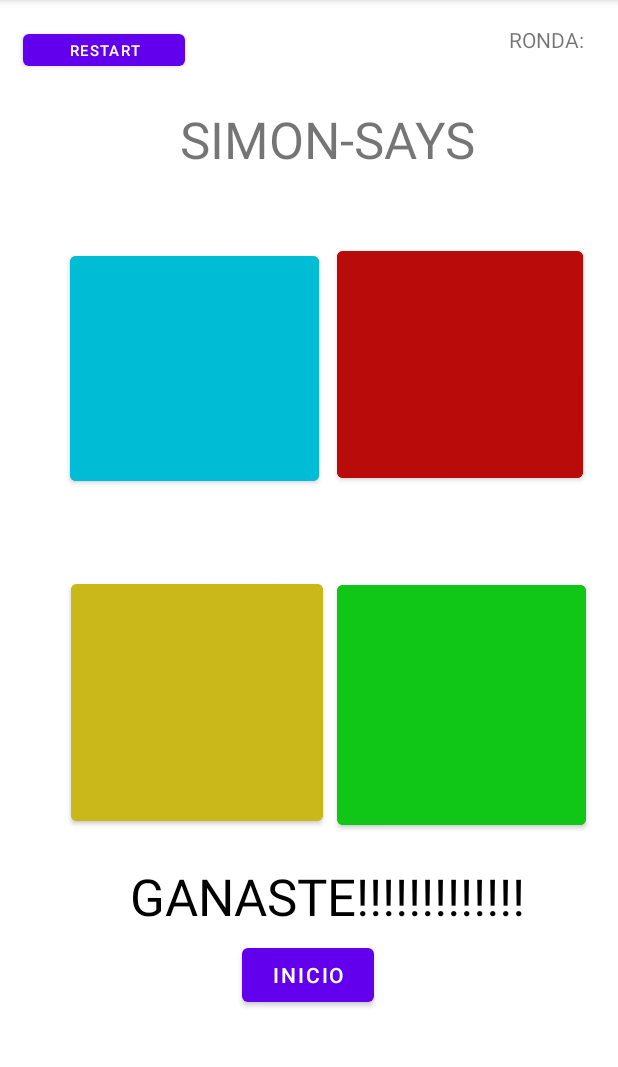
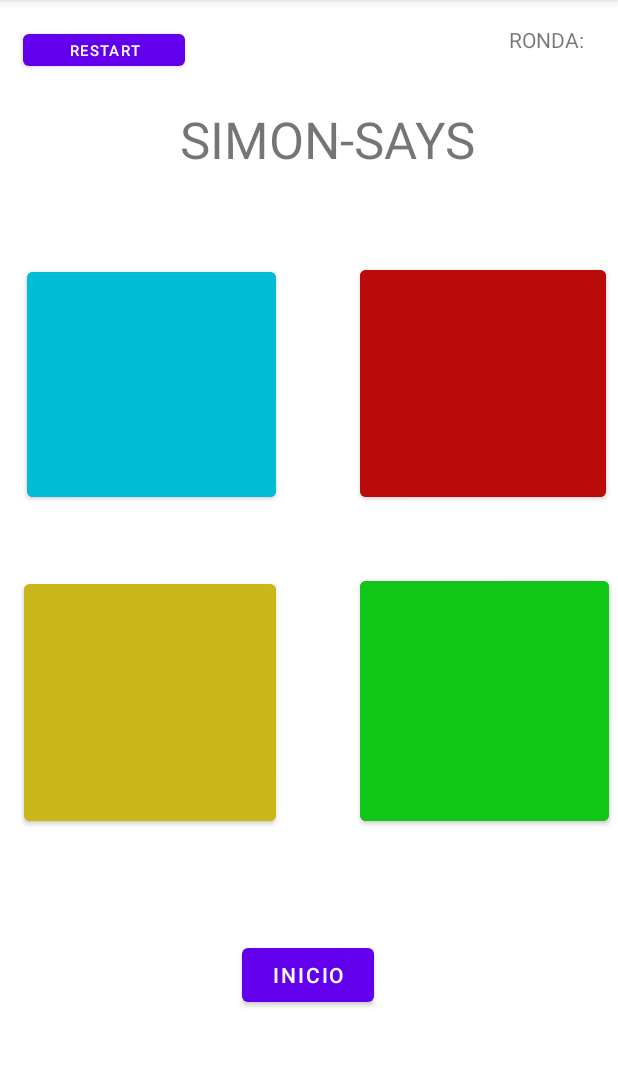
Before and after one commit to plagocastro/SimoneDice, an Android app: the screen it shows after launch (MainActivity), on a phone screen of 412 x 824 dp, the part 84-1151 px from its top. Run offline under Robolectric (Android 15) with nearby library versions, the phone set to English and light mode, and no system bars.

Commit message:
ACTUALIZACIONN 08 //Funciona pero mejorable

```diff
--- a/app/src/main/res/layout/activity_main.xml
+++ b/app/src/main/res/layout/activity_main.xml
@@ -6,6 +6,22 @@
     android:layout_height="match_parent"
     android:foregroundTint="#000000"
     tools:context=".MainActivity">
+
+
+    <Button
+        android:id="@+id/comprobar"
+        android:layout_width="wrap_content"
+        android:layout_height="wrap_content"
+        android:elevation="10dp"
+        android:scaleType="fitCenter"
+        android:text="Comprobar"
+        app:circularflow_defaultAngle="45"
+        app:layout_constraintBottom_toBottomOf="parent"
+        app:layout_constraintEnd_toEndOf="parent"
+        app:layout_constraintHorizontal_bias="0.498"
+        app:layout_constraintStart_toStartOf="parent"
+        app:layout_constraintTop_toTopOf="parent"
+        app:layout_constraintVertical_bias="0.789" />
 
     <TextView
         android:id="@+id/textView"
@@ -26,38 +42,41 @@
         android:id="@+id/rojo"
         android:layout_width="164dp"
         android:layout_height="163dp"
+        android:elevation="-10dp"
         android:backgroundTint="#BA0B0B"
         app:layout_constraintBottom_toBottomOf="parent"
         app:layout_constraintEnd_toEndOf="parent"
-        app:layout_constraintHorizontal_bias="0.906"
+        app:layout_constraintHorizontal_bias="0.967"
         app:layout_constraintStart_toStartOf="parent"
         app:layout_constraintTop_toTopOf="parent"
-        app:layout_constraintVertical_bias="0.267"
+        app:layout_constraintVertical_bias="0.288"
         app:strokeColor="#CF1212"
         tools:ignore="MissingConstraints" />
 
     <Button
         android:id="@+id/azul"
+        android:elevation="-10dp"
         android:layout_width="166dp"
         android:layout_height="162dp"
         android:backgroundTint="#00BCD4"
         app:layout_constraintBottom_toBottomOf="parent"
         app:layout_constraintEnd_toEndOf="parent"
-        app:layout_constraintHorizontal_bias="0.191"
+        app:layout_constraintHorizontal_bias="0.073"
         app:layout_constraintStart_toStartOf="parent"
         app:layout_constraintTop_toTopOf="parent"
-        app:layout_constraintVertical_bias="0.272"
+        app:layout_constraintVertical_bias="0.289"
         app:strokeColor="#03A9F4"
         tools:ignore="MissingConstraints" />
 
     <Button
         android:id="@+id/amarillo"
+        android:elevation="-10dp"
         android:layout_width="168dp"
         android:layout_height="170dp"
         android:backgroundTint="#CAB81A"
         app:layout_constraintBottom_toBottomOf="parent"
         app:layout_constraintEnd_toEndOf="parent"
-        app:layout_constraintHorizontal_bias="0.193"
+        app:layout_constraintHorizontal_bias="0.065"
         app:layout_constraintStart_toStartOf="parent"
         app:layout_constraintTop_toTopOf="parent"
         app:layout_constraintVertical_bias="0.641"
@@ -65,20 +84,22 @@
 
     <Button
         android:id="@+id/verde"
+        android:elevation="-10dp"
         android:layout_width="166dp"
         android:layout_height="172dp"
         android:backgroundTint="#10C617"
         app:layout_constraintBottom_toBottomOf="parent"
         app:layout_constraintEnd_toEndOf="parent"
-        app:layout_constraintHorizontal_bias="0.914"
+        app:layout_constraintHorizontal_bias="0.975"
         app:layout_constraintStart_toStartOf="parent"
         app:layout_constraintTop_toTopOf="parent"
-        app:layout_constraintVertical_bias="0.644"
+        app:layout_constraintVertical_bias="0.64"
         app:strokeColor="#23CC2A"
         tools:ignore="MissingConstraints" />
 
     <Button
         android:id="@+id/inicio"
+        android:elevation="-10dp"
         android:layout_width="wrap_content"
         android:layout_height="wrap_content"
         android:text="INICIO"
@@ -129,30 +150,5 @@
         app:layout_constraintTop_toTopOf="parent"
         app:layout_constraintVertical_bias="0.023" />
 
-    <Button
-        android:id="@+id/comprobar"
-        android:layout_width="wrap_content"
-        android:layout_height="wrap_content"
-        android:text="Comprobar"
-        app:layout_constraintBottom_toBottomOf="parent"
-        app:layout_constraintEnd_toEndOf="parent"
-        app:layout_constraintHorizontal_bias="0.544"
-        app:layout_constraintStart_toStartOf="parent"
-        app:layout_constraintTop_toTopOf="parent"
-        app:layout_constraintVertical_bias="0.478" />
-
-    <TextView
-        android:id="@+id/resultado"
-        android:layout_width="310dp"
-        android:layout_height="108dp"
-        android:text="GANASTE!!!!!!!!!!!!!"
-        android:textColor="@color/black"
-        android:textSize="34sp"
-        app:layout_constraintBottom_toBottomOf="parent"
-        app:layout_constraintEnd_toEndOf="parent"
-        app:layout_constraintHorizontal_bias="0.851"
-        app:layout_constraintStart_toStartOf="parent"
-        app:layout_constraintTop_toTopOf="parent"
-        app:layout_constraintVertical_bias="0.871" />
 
 </androidx.constraintlayout.widget.ConstraintLayout>
```
Also changed, not shown: app/src/main/java/com/dam2/mariasimonedice/MainActivity.kt (+105 -113 lines).
